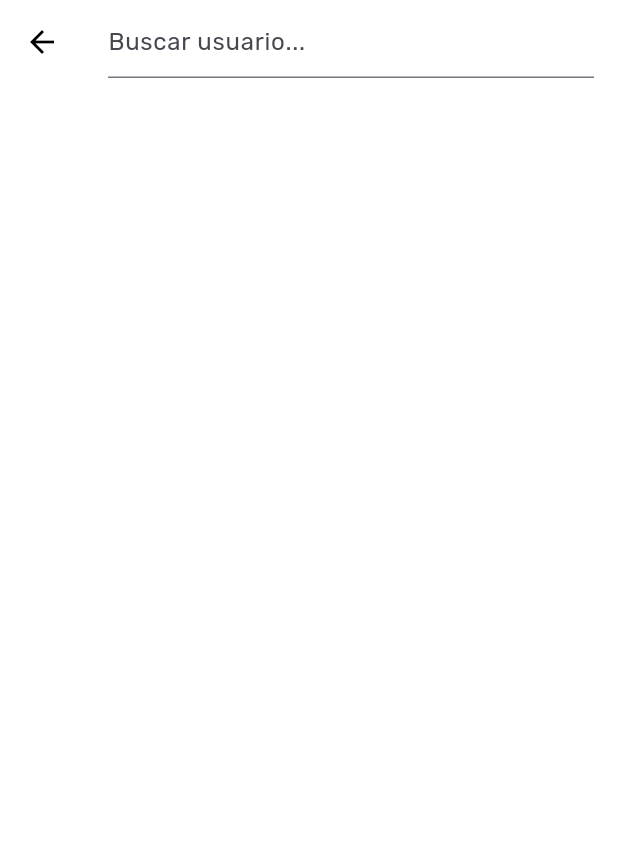
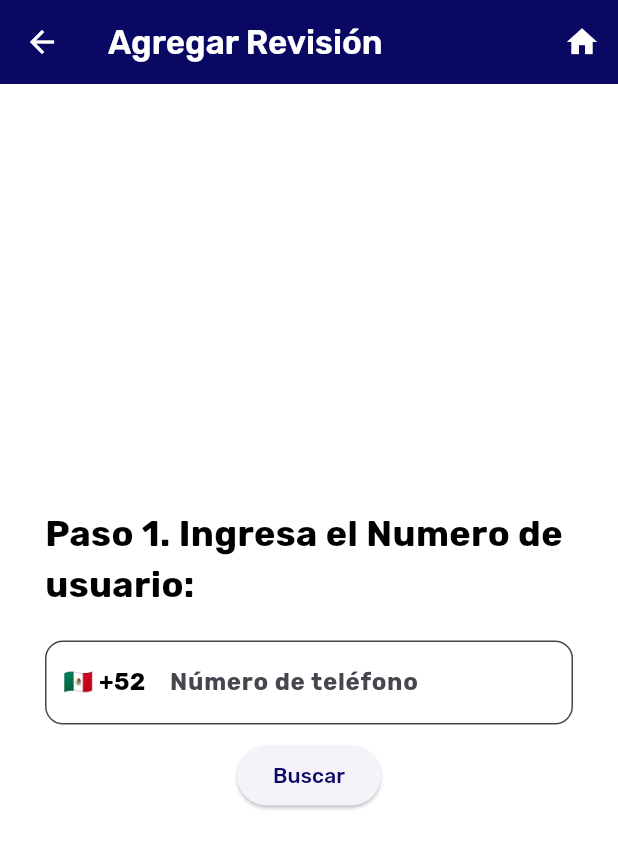
Before and after one commit to YazminMelgoza/syta_admin, a Flutter app: the AddInspection screen opened directly, on a phone screen of 412 x 824 dp. Shown: the top 848 px of the screen. Run offline on Flutter 3.47's test engine with Material 3 defaults, Android fonts, the phone set to English and light mode, and no system bars; our stand-ins replace cloud_firestore, country_picker, firebase_auth, firebase_core, image_picker, shared_preferences; accounts and stored records are empty.

Commit message:
process to add inspection added

```diff
--- a/lib/screens/add_inspection.dart
+++ b/lib/screens/add_inspection.dart
@@ -1,5 +1,8 @@
 import 'package:flutter/material.dart';
 import 'package:cloud_firestore/cloud_firestore.dart';
+import 'package:syta_admin/screens/add_inspection_choose_car.dart';
+import 'package:country_picker/country_picker.dart';
+import 'package:syta_admin/screens/main_screen.dart';
 
 class AddInspection extends StatefulWidget {
   const AddInspection({super.key});
@@ -10,6 +13,20 @@ class AddInspection extends StatefulWidget {
 
 class _AddInspectionState extends State<AddInspection> {
   final TextEditingController _searchController = TextEditingController();
+  final TextEditingController phoneController = TextEditingController();
+
+  Country selectedCountry = Country(
+    phoneCode: "52",
+    countryCode: "MX",
+    e164Sc: 0,
+    geographic: true,
+    level: 1,
+    name:  "Mexico",
+    example: "Mexico",
+    displayName: "Mexico",
+    displayNameNoCountryCode: "Mexico",
+    e164Key: "",
+  );
 
 
 
@@ -17,17 +34,124 @@ class _AddInspectionState extends State<AddInspection> {
   Widget build(BuildContext context) {
     return Scaffold(
       appBar: AppBar(
-        title: TextField(
-          controller: _searchController,
-          decoration: InputDecoration(
-            hintText: 'Buscar usuario...',
+        foregroundColor: Colors.white,
+        backgroundColor: Theme.of(context).colorScheme.primary,
+        title: Text("Agregar Revisión", style: TextStyle(color: Colors.white, fontWeight: FontWeight.w600),),
+        actions: [
+          IconButton(
+            onPressed: () {
+              Navigator.pushAndRemoveUntil(
+                  context,
+                  MaterialPageRoute(
+                    builder: (context) => const MainScreen(),
+                  ), (route) => false);
+            },
+            icon: const Icon(Icons.home, color: Colors.white),
           ),
-          onChanged: (value) {
 
-          },
+        ],
+      ),
+      body: Container(
+        margin: EdgeInsets.all(30.0),
+        child: Column(
+          crossAxisAlignment: CrossAxisAlignment.start,
+          mainAxisAlignment: MainAxisAlignment.center,
+          children: [
+            Text("Paso 1. Ingresa el Numero de usuario:", textAlign: TextAlign.left,
+                style: TextStyle(
+                  fontSize: 24, // Tamaño de la letra en puntos
+                  fontWeight: FontWeight.bold, // Texto en negrita
+                )
+            ),
+            SizedBox(height: 20,),
+            TextFormField(
+              controller: phoneController,
+              onChanged:(value) => setState(() {phoneController.text = value;}),
+              cursorColor: Theme.of(context).primaryColor,
+              style: const TextStyle(
+                fontSize: 16.0,
+                fontWeight: FontWeight.bold,
+              ),
+              keyboardType: TextInputType.phone,
+              decoration: InputDecoration(
+                hintText: 'Número de teléfono',
+                prefixIcon: Container(
+                    padding: const EdgeInsets.all(12.0),
+                    child: InkWell(
+                        onTap: () {
+                          showCountryPicker(
+                              context: context,
+                              countryListTheme: CountryListThemeData(
+                                  flagSize: 30.0,
+                                  bottomSheetHeight: 450.0,
+                                  backgroundColor: Theme.of(context).scaffoldBackgroundColor,
+                                  textStyle: const TextStyle(
+                                      fontSize: 16.0,
+                                      fontWeight: FontWeight.bold
+                                  )
+                              ),
+                              showPhoneCode: true,
+                              onSelect: (Country country) {
+                                setState(() {
+                                  selectedCountry = country;
+                                });
+                              }
+                          );
+                        },
+                        child: Text(
+                            '${selectedCountry.flagEmoji} +${selectedCountry.phoneCode}',
+                            style: const TextStyle(
+                                fontSize: 16.0,
+                                fontWeight: FontWeight.bold
+                            )
+                        )
+                    )
+                ),
+                suffixIcon: phoneController.text.length > 9 ?
+                Container(
+                    height: 30,
+                    width: 30,
+                    margin: const EdgeInsets.all(10.0),
+                    decoration: const BoxDecoration(
+                        shape: BoxShape.circle,
+                        color: Colors.green
+                    ),
+                    child: const Icon(
+                        Icons.done,
+                        color: Colors.white,
+                        size: 20.0
+                    )
+                ) : null,
+                border: const OutlineInputBorder(
+                    borderRadius: BorderRadius.all(Radius.circular(12.0))
+                ),
+                filled: true,
+                fillColor: Colors.white,
+              ),
+            ),
+            SizedBox(height: 10,),
+            Align(
+                alignment: Alignment.center,
+                child: ElevatedButton(
+                    onPressed: ()
+                    {
+                      String phoneNumber = phoneController.text.trim();
+                      Navigator.push(
+                        context,
+                        MaterialPageRoute(
+                          builder: (context) => AddInspectionCar(
+                            numero: "+${selectedCountry.phoneCode}$phoneNumber",
+                          ),
+                        ),
+                      );
+                    },
+                    child:
+                    Text("Buscar")
+                )
+            ),
+          ],
         ),
       ),
-      body: Container(),
     );
   }
 
--- a/pubspec.yaml
+++ b/pubspec.yaml
@@ -43,6 +43,7 @@ dependencies:
   shared_preferences: ^2.2.2
   image_picker: ^1.0.7
   intl: ^0.19.0
+  country_picker: ^2.0.0
 
 dev_dependencies:
   flutter_test:
```
Also changed, not shown: lib/screens/add_inspection_choose_car.dart (added, +140 -0 lines), pubspec.lock.
